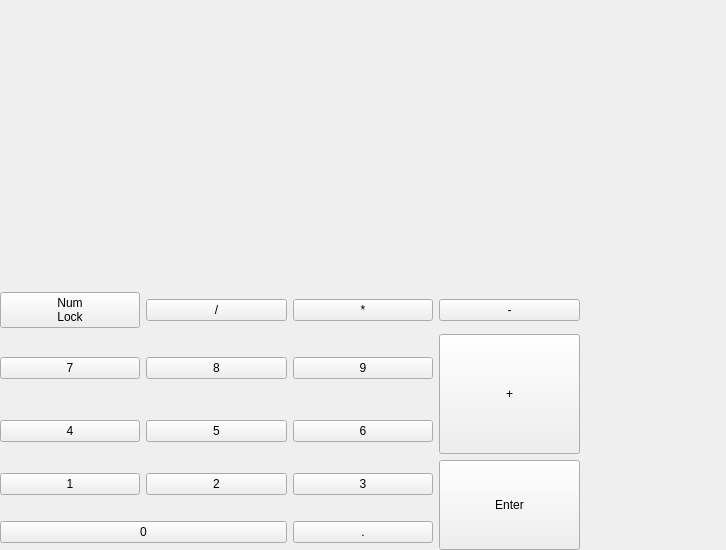
ewerybody/a2, file ui/a2widget/a2hotkey/keyboard_dialog/numpad.ui: the form before one commit.
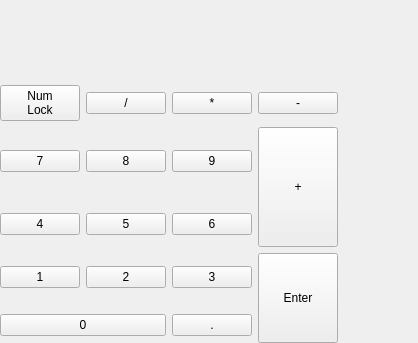
The form after the commit.

Commit message: hotkey layouts recompiled

Patch:
```diff
--- a/ui/a2widget/a2hotkey/keyboard_dialog/numpad.ui
+++ b/ui/a2widget/a2hotkey/keyboard_dialog/numpad.ui
@@ -6,8 +6,8 @@
    <rect>
     <x>0</x>
     <y>0</y>
-    <width>726</width>
-    <height>550</height>
+    <width>418</width>
+    <height>343</height>
    </rect>
   </property>
   <property name="windowTitle">
```
Left out of the diff: 51 changed lines with no effect on the pictures. The commit also changes 6 other files.
